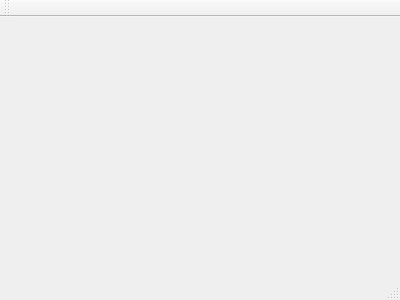
Gresthorn/DACUSN, file DACUSN/mainwindow.ui: the form before one commit.
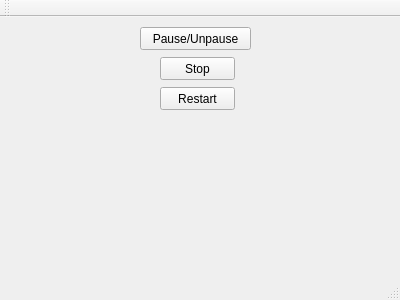
The form after the commit.

Commit message: Data recieving thread modified to thread/worker style. New manage functions added to worker/infinite worker cycle. Simple stop, pause/unpause and restart functionality tested with coordinate reader app.

Diff of the .ui file:
```diff
--- a/DACUSN/mainwindow.ui
+++ b/DACUSN/mainwindow.ui
@@ -12,13 +12,68 @@
   <property name="windowTitle" >
    <string>MainWindow</string>
   </property>
-  <widget class="QMenuBar" name="menuBar" />
-  <widget class="QToolBar" name="mainToolBar" />
-  <widget class="QWidget" name="centralWidget" />
-  <widget class="QStatusBar" name="statusBar" />
+  <widget class="QWidget" name="centralWidget">
+   <widget class="QPushButton" name="pauseUnpause">
+    <property name="geometry">
+     <rect>
+      <x>140</x>
+      <y>10</y>
+      <width>111</width>
+      <height>23</height>
+     </rect>
+    </property>
+    <property name="text">
+     <string>Pause/Unpause</string>
+    </property>
+   </widget>
+   <widget class="QPushButton" name="stop">
+    <property name="geometry">
+     <rect>
+      <x>160</x>
+      <y>40</y>
+      <width>75</width>
+      <height>23</height>
+     </rect>
+    </property>
+    <property name="text">
+     <string>Stop</string>
+    </property>
+   </widget>
+   <widget class="QPushButton" name="Restart">
+    <property name="geometry">
+     <rect>
+      <x>160</x>
+      <y>70</y>
+      <width>75</width>
+      <height>23</height>
+     </rect>
+    </property>
+    <property name="text">
+     <string>Restart</string>
+    </property>
+   </widget>
+  </widget>
+  <widget class="QMenuBar" name="menuBar">
+   <property name="geometry">
+    <rect>
+     <x>0</x>
+     <y>0</y>
+     <width>400</width>
+     <height>21</height>
+    </rect>
+   </property>
+  </widget>
+  <widget class="QToolBar" name="mainToolBar">
+   <attribute name="toolBarArea">
+    <enum>TopToolBarArea</enum>
+   </attribute>
+   <attribute name="toolBarBreak">
+    <bool>false</bool>
+   </attribute>
+  </widget>
+  <widget class="QStatusBar" name="statusBar"/>
  </widget>
- <layoutDefault spacing="6" margin="11" />
- <pixmapfunction></pixmapfunction>
+ <layoutdefault spacing="6" margin="11"/>
  <resources/>
  <connections/>
 </ui>
```
Left out of the diff: 7 changed lines with no effect on the pictures. The commit also changes 10 other files.
